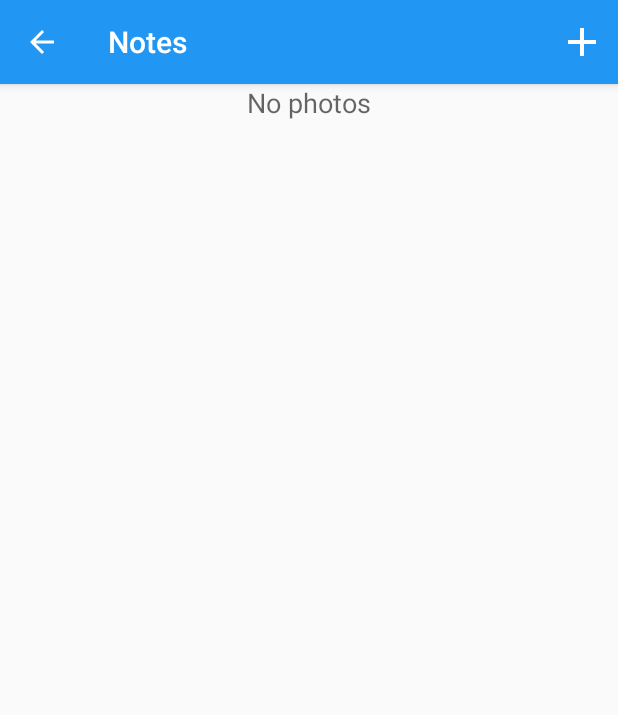
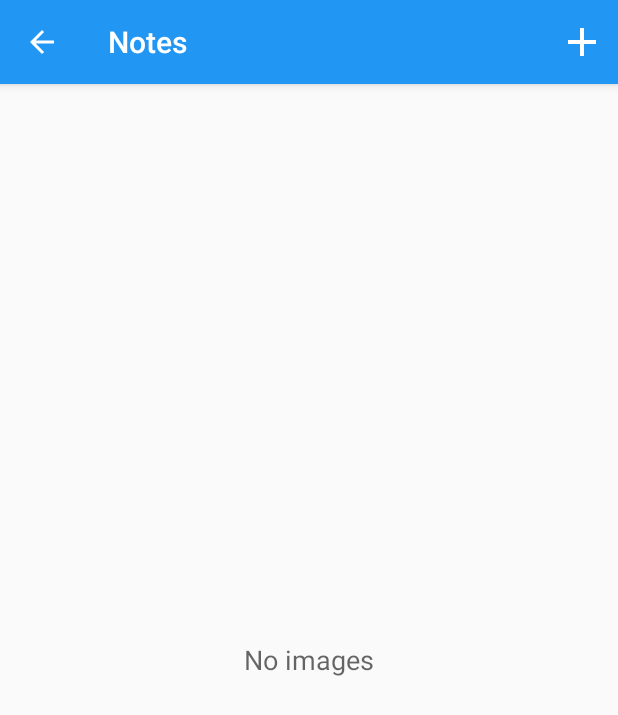
Before and after one commit to jaguar51/Notes, an Android app: the ViewPhotosActivity screen opened directly, with no data from a screen before it, on a phone screen of 412 x 824 dp. Shown: the top 715 px of the screen. Run offline under Robolectric (Android 15) with nearby library versions, the phone set to English and light mode, and no system bars.

Commit message:
Fix view photos activity

```diff
--- a/app/src/main/java/me/academeg/notes/View/ViewPhotosActivity.java
+++ b/app/src/main/java/me/academeg/notes/View/ViewPhotosActivity.java
@@ -32,10 +32,11 @@ import me.academeg.notes.R;
 
 public class ViewPhotosActivity extends ActionBarActivity {
     private static final int GALLERY_REQUEST = 1;
+    private static final String PATCH_PHOTOS = Environment.getExternalStorageDirectory().getPath() + "/.notes/";
+    private static final int CM_DELETE = 1;
 
-    private static final String PATCH_PHOTOS = Environment.getExternalStorageDirectory().getPath() + "/.notes/";
-
-    private static final int CM_DELETE = 1;
+    private TextView messageTxtView;
+    private GridView photoGridView;
 
     private NotesDatabaseHelper notesDatabase;
     private int noteID;
@@ -54,19 +55,28 @@ public class ViewPhotosActivity extends ActionBarActivity {
         notesDatabase = new NotesDatabaseHelper(getApplicationContext());
         getPhotosName();
 
+        messageTxtView = (TextView) findViewById(R.id.infoTxt);
+        photoGridView = (GridView) findViewById(R.id.photoGridView);
+
         //Find photoList and set adapter
-        GridView photoGridView = (GridView) findViewById(R.id.photoGridView);
         imageAdapter = new ImageAdapter(this, thisPhotoName);
         photoGridView.setAdapter(imageAdapter);
         registerForContextMenu(photoGridView);
         photoGridView.setOnItemClickListener(gridviewOnItemClickListener);
 
+        showInfoMessage();
+    }
+
+    private void showInfoMessage() {
         if (imageAdapter.getCount() == 0) {
-            ((TextView) findViewById(R.id.infoTxt)).setVisibility(View.VISIBLE);
-            ((GridView) findViewById(R.id.photoGridView)).setVisibility(View.GONE);
+            messageTxtView.setVisibility(View.VISIBLE);
+            photoGridView.setVisibility(View.GONE);
+        }
+        else {
+            messageTxtView.setVisibility(View.GONE);
+            photoGridView.setVisibility(View.VISIBLE);
         }
     }
-
 
     private void getPhotosName() {
         thisPhotoName.clear();
@@ -147,6 +157,8 @@ public class ViewPhotosActivity extends ActionBarActivity {
                 addNewPhotoToDB(fileName);
                 imageAdapter.notifyDataSetChanged();
 
+                showInfoMessage();
+
                 return;
             }
         }
@@ -207,6 +219,7 @@ public class ViewPhotosActivity extends ActionBarActivity {
             deletePhoto(thisPhotoName.get(acmi.position));
             thisPhotoName.remove(acmi.position);
             imageAdapter.notifyDataSetChanged();
+            showInfoMessage();
             return true;
         }
 
--- a/app/src/main/res/layout/activity_view_photos.xml
+++ b/app/src/main/res/layout/activity_view_photos.xml
@@ -1,7 +1,6 @@
 <?xml version="1.0" encoding="utf-8"?>
-<LinearLayout xmlns:android="http://schemas.android.com/apk/res/android"
+<RelativeLayout xmlns:android="http://schemas.android.com/apk/res/android"
     xmlns:tools="http://schemas.android.com/tools"
-    android:orientation="vertical"
     android:layout_width="fill_parent"
     android:layout_height="fill_parent"
     tools:context="me.academeg.notes.View.ViewPhotosActivity"
@@ -20,10 +19,11 @@
         android:layout_width="wrap_content"
         android:layout_height="wrap_content"
         android:textAppearance="?android:attr/textAppearanceMedium"
-        android:text="@string/no_photos"
+        android:text="@string/no_images"
         android:id="@+id/infoTxt"
-        android:layout_gravity="center_horizontal"
+        android:layout_centerVertical="true"
+        android:layout_centerHorizontal="true"
         android:visibility="gone"/>
 
 
-</LinearLayout>
+</RelativeLayout>
--- a/app/src/main/res/values/strings.xml
+++ b/app/src/main/res/values/strings.xml
@@ -10,6 +10,6 @@
     <string name="linksNote">Connect</string>
     <string name="addPhoto">Add picture</string>
     <string name="addedPhoto">Added pictures</string>
-    <string name="no_photos">No photos</string>
+    <string name="no_images">No images</string>
 
 </resources>
```
Also changed, not shown: app/src/main/java/me/academeg/notes/View/MainActivity.java (+17 -1 lines), 1 other file.
